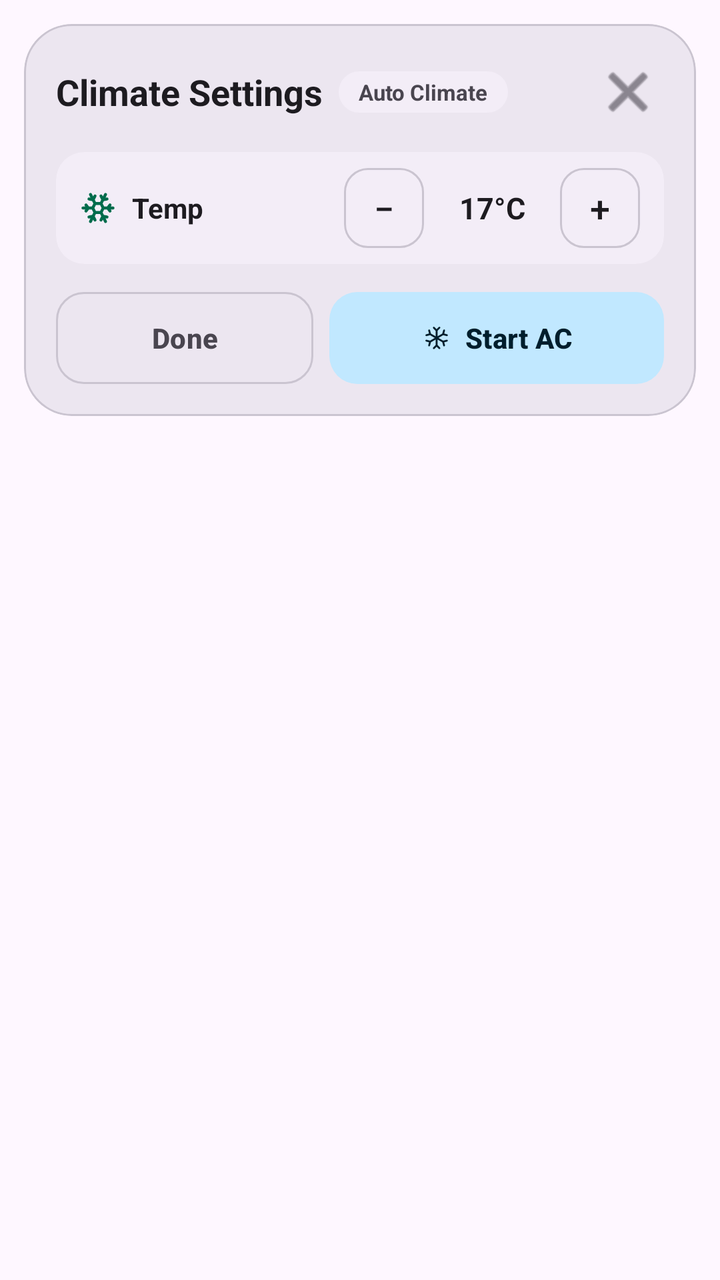
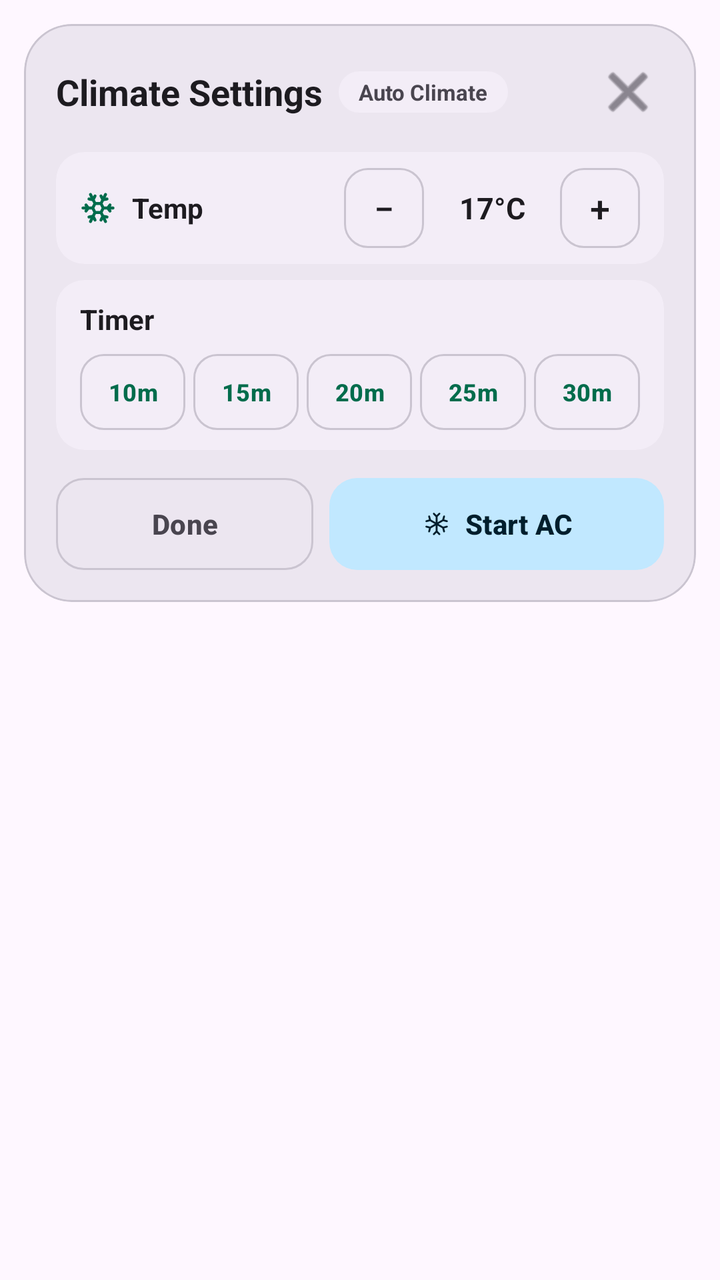

The first picture is an Android layout as it rendered before a commit; the second is the same layout after the commit. The layout source and the unified diff follow.
<!-- AndroidManifest.xml: application theme Theme.BydWatch -->
<!-- res/layout/dialog_climate_settings.xml -->
<?xml version="1.0" encoding="utf-8"?>
<FrameLayout xmlns:android="http://schemas.android.com/apk/res/android"
    xmlns:app="http://schemas.android.com/apk/res-auto"
    android:layout_width="match_parent"
    android:layout_height="wrap_content"
    android:padding="12dp">

    <com.google.android.material.card.MaterialCardView
        style="@style/Widget.Material3.CardView.Filled"
        android:layout_width="match_parent"
        android:layout_height="wrap_content"
        app:cardBackgroundColor="?attr/colorSurfaceContainerHigh"
        app:cardCornerRadius="24dp"
        app:cardElevation="0dp"
        app:strokeColor="?attr/colorOutlineVariant"
        app:strokeWidth="1dp">

        <LinearLayout
            android:layout_width="match_parent"
            android:layout_height="wrap_content"
            android:orientation="vertical"
            android:padding="16dp">

            
            <LinearLayout
                android:layout_width="match_parent"
                android:layout_height="wrap_content"
                android:layout_marginBottom="12dp"
                android:gravity="center_vertical"
                android:orientation="horizontal">

                <TextView
                    android:layout_width="wrap_content"
                    android:layout_height="wrap_content"
                    android:text="@string/climate_popup_title"
                    android:textColor="?attr/colorOnSurface"
                    android:textSize="18sp"
                    android:textStyle="bold" />

                <TextView
                    android:id="@+id/tvClimateModeBadge"
                    android:layout_width="wrap_content"
                    android:layout_height="wrap_content"
                    android:layout_marginStart="8dp"
                    android:background="@drawable/bg_pill_dark"
                    android:backgroundTint="?attr/colorSurfaceContainer"
                    android:paddingHorizontal="10dp"
                    android:paddingVertical="3dp"
                    android:text="@string/climate_mode_auto"
                    android:textColor="?attr/colorOnSurfaceVariant"
                    android:textSize="11sp"
                    android:textStyle="bold" />

                <View
                    android:layout_width="0dp"
                    android:layout_height="0dp"
                    android:layout_weight="1" />

                <ImageButton
                    android:id="@+id/btnClimateClose"
                    android:layout_width="36dp"
                    android:layout_height="36dp"
                    android:background="?attr/selectableItemBackgroundBorderless"
                    android:contentDescription="@string/btn_done"
                    android:padding="6dp"
                    android:src="@android:drawable/ic_menu_close_clear_cancel"
                    app:tint="?attr/colorOnSurfaceVariant" />
            </LinearLayout>

            
            <com.google.android.material.card.MaterialCardView
                style="@style/Widget.Material3.CardView.Filled"
                android:layout_width="match_parent"
                android:layout_height="wrap_content"
                app:cardBackgroundColor="?attr/colorSurfaceContainer"
                app:cardCornerRadius="14dp"
                app:strokeWidth="0dp">

                <LinearLayout
                    android:layout_width="match_parent"
                    android:layout_height="wrap_content"
                    android:gravity="center_vertical"
                    android:orientation="horizontal"
                    android:paddingHorizontal="12dp"
                    android:paddingVertical="8dp">

                    <ImageView
                        android:layout_width="18dp"
                        android:layout_height="18dp"
                        android:layout_marginEnd="8dp"
                        android:contentDescription="@string/label_temp"
                        android:src="@drawable/ic_byd_temp_snow"
                        app:tint="?attr/colorPrimary" />

                    <TextView
                        android:layout_width="0dp"
                        android:layout_height="wrap_content"
                        android:layout_weight="1"
                        android:text="@string/label_temp"
                        android:textColor="?attr/colorOnSurface"
                        android:textSize="14sp"
                        android:textStyle="bold" />

                    <com.google.android.material.button.MaterialButton
                        android:id="@+id/btnTempMinus"
                        style="@style/Widget.Material3.Button.OutlinedButton"
                        android:layout_width="40dp"
                        android:layout_height="40dp"
                        android:insetTop="0dp"
                        android:insetBottom="0dp"
                        android:padding="0dp"
                        android:text="@string/btn_temp_minus"
                        android:textColor="?attr/colorOnSurface"
                        android:textSize="18sp"
                        app:cornerRadius="12dp"
                        app:strokeColor="?attr/colorOutlineVariant" />

                    <TextView
                        android:id="@+id/tvTargetTemp"
                        android:layout_width="68dp"
                        android:layout_height="wrap_content"
                        android:gravity="center"
                        android:text="@string/default_target_temp"
                        android:textColor="?attr/colorOnSurface"
                        android:textSize="15sp"
                        android:textStyle="bold" />

                    <com.google.android.material.button.MaterialButton
                        android:id="@+id/btnTempPlus"
                        style="@style/Widget.Material3.Button.OutlinedButton"
                        android:layout_width="40dp"
                        android:layout_height="40dp"
                        android:insetTop="0dp"
                        android:insetBottom="0dp"
                        android:padding="0dp"
                        android:text="@string/btn_temp_plus"
                        android:textColor="?attr/colorOnSurface"
                        android:textSize="18sp"
                        app:cornerRadius="12dp"
                        app:strokeColor="?attr/colorOutlineVariant" />
                </LinearLayout>
            </com.google.android.material.card.MaterialCardView>

            
            <com.google.android.material.card.MaterialCardView
                android:id="@+id/layoutFanControl"
                style="@style/Widget.Material3.CardView.Filled"
                android:layout_width="match_parent"
                android:layout_height="wrap_content"
                android:layout_marginTop="8dp"
                android:visibility="gone"
                app:cardBackgroundColor="?attr/colorSurfaceContainer"
                app:cardCornerRadius="14dp"
                app:strokeWidth="0dp">

                <LinearLayout
                    android:layout_width="match_parent"
                    android:layout_height="wrap_content"
                    android:gravity="center_vertical"
                    android:orientation="horizontal"
                    android:paddingHorizontal="12dp"
                    android:paddingVertical="8dp">

                    <ImageView
                        android:layout_width="18dp"
                        android:layout_height="18dp"
                        android:layout_marginEnd="8dp"
                        android:contentDescription="@string/label_fan_speed"
                        android:src="@drawable/ic_byd_fan"
                        app:tint="?attr/colorSecondary" />

                    <TextView
                        android:layout_width="0dp"
                        android:layout_height="wrap_content"
                        android:layout_weight="1"
                        android:text="@string/label_fan_speed"
                        android:textColor="?attr/colorOnSurface"
                        android:textSize="14sp"
                        android:textStyle="bold" />

                    <com.google.android.material.button.MaterialButton
                        android:id="@+id/btnFanMinus"
                        style="@style/Widget.Material3.Button.OutlinedButton"
                        android:layout_width="40dp"
                        android:layout_height="40dp"
                        android:insetTop="0dp"
                        android:insetBottom="0dp"
                        android:padding="0dp"
                        android:text="@string/btn_temp_minus"
                        android:textColor="?attr/colorOnSurface"
                        android:textSize="18sp"
                        app:cornerRadius="12dp"
                        app:strokeColor="?attr/colorOutlineVariant" />

                    <TextView
                        android:id="@+id/tvFanLevel"
                        android:layout_width="68dp"
                        android:layout_height="wrap_content"
                        android:gravity="center"
                        android:text="@string/default_fan_level"
                        android:textColor="?attr/colorOnSurface"
                        android:textSize="15sp"
                        android:textStyle="bold" />

                    <com.google.android.material.button.MaterialButton
                        android:id="@+id/btnFanPlus"
                        style="@style/Widget.Material3.Button.OutlinedButton"
                        android:layout_width="40dp"
                        android:layout_height="40dp"
                        android:insetTop="0dp"
                        android:insetBottom="0dp"
                        android:padding="0dp"
                        android:text="@string/btn_temp_plus"
                        android:textColor="?attr/colorOnSurface"
                        android:textSize="18sp"
                        app:cornerRadius="12dp"
                        app:strokeColor="?attr/colorOutlineVariant" />
                </LinearLayout>
            </com.google.android.material.card.MaterialCardView>

            
            <com.google.android.material.card.MaterialCardView
                android:id="@+id/layoutVentControl"
                style="@style/Widget.Material3.CardView.Filled"
                android:layout_width="match_parent"
                android:layout_height="wrap_content"
                android:layout_marginTop="8dp"
                android:visibility="gone"
                app:cardBackgroundColor="?attr/colorSurfaceContainer"
                app:cardCornerRadius="14dp"
                app:strokeWidth="0dp">

                <LinearLayout
                    android:layout_width="match_parent"
                    android:layout_height="wrap_content"
                    android:gravity="center_vertical"
                    android:orientation="vertical"
                    android:paddingHorizontal="12dp"
                    android:paddingVertical="10dp">

                    <LinearLayout
                        android:layout_width="match_parent"
                        android:layout_height="wrap_content"
                        android:layout_marginBottom="8dp"
                        android:gravity="center_vertical"
                        android:orientation="horizontal">

                        <ImageView
                            android:layout_width="18dp"
                            android:layout_height="18dp"
                            android:layout_marginEnd="8dp"
                            android:contentDescription="@string/label_vent"
                            android:src="@drawable/ic_byd_vent"
                            app:tint="?attr/colorPrimary" />

                        <TextView
                            android:layout_width="wrap_content"
                            android:layout_height="wrap_content"
                            android:text="@string/label_vent"
                            android:textColor="?attr/colorOnSurface"
                            android:textSize="14sp"
                            android:textStyle="bold" />
                    </LinearLayout>

                    <LinearLayout
                        android:layout_width="match_parent"
                        android:layout_height="wrap_content"
                        android:orientation="horizontal">

                        <com.google.android.material.button.MaterialButton
                            android:id="@+id/btnVentBody"
                            style="@style/Widget.Material3.Button.OutlinedButton"
                            android:layout_width="0dp"
                            android:layout_height="38dp"
                            android:layout_marginEnd="6dp"
                            android:layout_weight="1"
                            android:insetTop="0dp"
                            android:insetBottom="0dp"
                            android:paddingHorizontal="4dp"
                            android:text="@string/vent_body"
                            android:textAllCaps="false"
                            android:textSize="12sp"
                            android:textStyle="bold"
                            app:cornerRadius="12dp"
                            app:strokeColor="?attr/colorOutlineVariant" />

                        <com.google.android.material.button.MaterialButton
                            android:id="@+id/btnVentBodyFeet"
                            style="@style/Widget.Material3.Button.OutlinedButton"
                            android:layout_width="0dp"
                            android:layout_height="38dp"
                            android:layout_marginEnd="6dp"
                            android:layout_weight="1.3"
                            android:insetTop="0dp"
                            android:insetBottom="0dp"
                            android:paddingHorizontal="4dp"
                            android:text="@string/vent_body_feet"
                            android:textAllCaps="false"
                            android:textSize="12sp"
                            android:textStyle="bold"
                            app:cornerRadius="12dp"
                            app:strokeColor="?attr/colorOutlineVariant" />

                        <com.google.android.material.button.MaterialButton
                            android:id="@+id/btnVentFeet"
                            style="@style/Widget.Material3.Button.OutlinedButton"
                            android:layout_width="0dp"
                            android:layout_height="38dp"
                            android:layout_weight="1"
                            android:insetTop="0dp"
                            android:insetBottom="0dp"
                            android:paddingHorizontal="4dp"
                            android:text="@string/vent_feet"
                            android:textAllCaps="false"
                            android:textSize="12sp"
                            android:textStyle="bold"
                            app:cornerRadius="12dp"
                            app:strokeColor="?attr/colorOutlineVariant" />
                    </LinearLayout>
                </LinearLayout>
            </com.google.android.material.card.MaterialCardView>

            
            <LinearLayout
                android:layout_width="match_parent"
                android:layout_height="wrap_content"
                android:layout_marginTop="14dp"
                android:orientation="horizontal">

                <com.google.android.material.button.MaterialButton
                    android:id="@+id/btnClimateDone"
                    style="@style/Widget.Material3.Button.OutlinedButton"
                    android:layout_width="0dp"
                    android:layout_height="46dp"
                    android:layout_marginEnd="8dp"
                    android:layout_weight="1"
                    android:insetTop="0dp"
                    android:insetBottom="0dp"
                    android:text="@string/btn_done"
                    android:textAllCaps="false"
                    android:textColor="?attr/colorOnSurfaceVariant"
                    android:textSize="14sp"
                    android:textStyle="bold"
                    app:cornerRadius="14dp"
                    app:strokeColor="?attr/colorOutlineVariant" />

                <com.google.android.material.button.MaterialButton
                    android:id="@+id/btnClimateApply"
                    style="@style/Widget.Material3.Button.TonalButton"
                    android:layout_width="0dp"
                    android:layout_height="46dp"
                    android:layout_weight="1.3"
                    android:insetTop="0dp"
                    android:insetBottom="0dp"
                    android:text="@string/btn_start_ac"
                    android:textAllCaps="false"
                    android:textColor="?attr/colorOnPrimaryContainer"
                    android:textSize="14sp"
                    android:textStyle="bold"
                    app:backgroundTint="?attr/colorPrimaryContainer"
                    app:cornerRadius="14dp"
                    app:icon="@drawable/ic_byd_ac"
                    app:iconGravity="textStart"
                    app:iconPadding="6dp"
                    app:iconSize="16dp"
                    app:iconTint="?attr/colorOnPrimaryContainer" />
            </LinearLayout>
        </LinearLayout>
    </com.google.android.material.card.MaterialCardView>
</FrameLayout>
<!-- resources referenced by this layout -->
<resources>
  <!-- drawable bg_pill_dark (drawable) -->
  <?xml version="1.0" encoding="utf-8"?>
  <shape xmlns:android="http://schemas.android.com/apk/res/android"
      android:shape="rectangle">
      <solid android:color="@color/surface_inner" />
      <corners android:radius="999dp" />
  </shape>
  <!-- drawable ic_byd_fan (drawable) -->
  <?xml version="1.0" encoding="utf-8"?>
  <vector xmlns:android="http://schemas.android.com/apk/res/android"
      android:width="20dp"
      android:height="20dp"
      android:viewportWidth="24"
      android:viewportHeight="24">
      <path
          android:fillColor="#FFFFFFFF"
          android:pathData="M12,11a1,1 0 1,0 0,2a1,1 0 1,0 0,-2zM12,2c1.8,0 3,1.2 3,3c0,1.9 -1.7,3.3 -2.5,4.8c1.5,-0.8 2.9,-2.5 4.8,-2.5c1.8,0 3,1.2 3,3s-1.2,3 -3,3c-1.9,0 -3.3,-1.7 -4.8,-2.5c0.8,1.5 2.5,2.9 2.5,4.8c0,1.8 -1.2,3 -3,3s-3,-1.2 -3,-3c0,-1.9 1.7,-3.3 2.5,-4.8c-1.5,0.8 -2.9,2.5 -4.8,2.5c-1.8,0 -3,-1.2 -3,-3s1.2,-3 3,-3c1.9,0 3.3,1.7 4.8,2.5C10.7,8.3 9,6.9 9,5C9,3.2 10.2,2 12,2z" />
  </vector>
  <!-- drawable ic_byd_vent (drawable) -->
  <?xml version="1.0" encoding="utf-8"?>
  <vector xmlns:android="http://schemas.android.com/apk/res/android"
      android:width="20dp"
      android:height="20dp"
      android:viewportWidth="24"
      android:viewportHeight="24">
      <path
          android:fillColor="@android:color/transparent"
          android:strokeColor="#FFFFFFFF"
          android:strokeLineCap="round"
          android:strokeLineJoin="round"
          android:strokeWidth="2"
          android:pathData="M3,8h13a2.5,2.5 0 1,0 -2.5,-2.5M3,12h16a2.5,2.5 0 1,1 -2.5,2.5M3,16h9a2,2 0 1,1 -2,2" />
  </vector>
  <string name="btn_done">Done</string>
  <string name="btn_start_ac">Start AC</string>
  <string name="btn_temp_minus">−</string>
  <string name="btn_temp_plus">+</string>
  <string name="climate_mode_auto">Auto Climate</string>
  <string name="climate_popup_title">Climate Settings</string>
  <string name="default_fan_level">Lvl 4</string>
  <string name="default_target_temp">17°C</string>
  <string name="label_fan_speed">Fan</string>
  <string name="label_temp">Temp</string>
  <string name="label_vent">Vent</string>
  <string name="vent_body">Body</string>
  <string name="vent_body_feet">Body+Feet</string>
  <string name="vent_feet">Feet</string>
  <color name="surface_inner">#EDF2EF</color>
  <color name="accent_emerald">#006C4C</color>
  <color name="bg_obsidian">#F6F8F7</color>
  <color name="widget_primary_container">#9FF2CE</color>
  <color name="widget_on_primary_container">#002114</color>
  <color name="accent_cyan">#00658E</color>
  <color name="widget_secondary_container">#CBE6FF</color>
  <color name="widget_on_secondary_container">#001E30</color>
  <color name="widget_tertiary_container">#FFE0B2</color>
  <color name="widget_on_tertiary_container">#2B1700</color>
  <style name="Widget.BydWatch.TextInputLayout" parent="Widget.Material3.TextInputLayout.OutlinedBox">
          <item name="boxCornerRadiusTopStart">16dp</item>
          <item name="boxCornerRadiusTopEnd">16dp</item>
          <item name="boxCornerRadiusBottomStart">16dp</item>
          <item name="boxCornerRadiusBottomEnd">16dp</item>
          <item name="boxStrokeWidth">1dp</item>
          <item name="boxStrokeWidthFocused">2dp</item>
      </style>
  <!-- unchanged entries left out for length: 3 -->
</resources>

<!-- the commit's change to res/layout/dialog_climate_settings.xml (unified diff, before → after) -->
@@ -311,6 +311,130 @@
                             android:insetBottom="0dp"
                             android:paddingHorizontal="4dp"
                             android:text="@string/vent_feet"
+                            android:textAllCaps="false"
+                            android:textSize="12sp"
+                            android:textStyle="bold"
+                            app:cornerRadius="12dp"
+                            app:strokeColor="?attr/colorOutlineVariant" />
+                    </LinearLayout>
+                </LinearLayout>
+            </com.google.android.material.card.MaterialCardView>
+
+            
+            <com.google.android.material.card.MaterialCardView
+                android:id="@+id/layoutAcTimerControl"
+                style="@style/Widget.Material3.CardView.Filled"
+                android:layout_width="match_parent"
+                android:layout_height="wrap_content"
+                android:layout_marginTop="8dp"
+                app:cardBackgroundColor="?attr/colorSurfaceContainer"
+                app:cardCornerRadius="14dp"
+                app:strokeWidth="0dp">
+
+                <LinearLayout
+                    android:layout_width="match_parent"
+                    android:layout_height="wrap_content"
+                    android:orientation="vertical"
+                    android:paddingHorizontal="12dp"
+                    android:paddingVertical="10dp">
+
+                    <TextView
+                        android:layout_width="wrap_content"
+                        android:layout_height="wrap_content"
+                        android:layout_marginBottom="8dp"
+                        android:text="@string/label_ac_timer"
+                        android:textColor="?attr/colorOnSurface"
+                        android:textSize="14sp"
+                        android:textStyle="bold" />
+
+                    <LinearLayout
+                        android:layout_width="match_parent"
+                        android:layout_height="wrap_content"
+                        android:orientation="horizontal">
+
+                        <com.google.android.material.button.MaterialButton
+                            android:id="@+id/btnAcTimer10"
+                            style="@style/Widget.Material3.Button.OutlinedButton"
+                            android:layout_width="0dp"
+                            android:layout_height="38dp"
+                            android:layout_marginEnd="4dp"
+                            android:layout_weight="1"
+                            android:insetTop="0dp"
+                            android:insetBottom="0dp"
+                            android:minWidth="0dp"
+                            android:paddingHorizontal="2dp"
+                            android:text="10m"
+                            android:textAllCaps="false"
+                            android:textSize="12sp"
+                            android:textStyle="bold"
+                            app:cornerRadius="12dp"
+                            app:strokeColor="?attr/colorOutlineVariant" />
+
+                        <com.google.android.material.button.MaterialButton
+                            android:id="@+id/btnAcTimer15"
+                            style="@style/Widget.Material3.Button.OutlinedButton"
+                            android:layout_width="0dp"
+                            android:layout_height="38dp"
+                            android:layout_marginEnd="4dp"
+                            android:layout_weight="1"
+                            android:insetTop="0dp"
+                            android:insetBottom="0dp"
+                            android:minWidth="0dp"
+                            android:paddingHorizontal="2dp"
+                            android:text="15m"
+                            android:textAllCaps="false"
+                            android:textSize="12sp"
+                            android:textStyle="bold"
+                            app:cornerRadius="12dp"
+                            app:strokeColor="?attr/colorOutlineVariant" />
+
+                        <com.google.android.material.button.MaterialButton
+                            android:id="@+id/btnAcTimer20"
+                            style="@style/Widget.Material3.Button.OutlinedButton"
+                            android:layout_width="0dp"
+                            android:layout_height="38dp"
+                            android:layout_marginEnd="4dp"
+                            android:layout_weight="1"
+                            android:insetTop="0dp"
+                            android:insetBottom="0dp"
+                            android:minWidth="0dp"
+                            android:paddingHorizontal="2dp"
+                            android:text="20m"
+                            android:textAllCaps="false"
+                            android:textSize="12sp"
+                            android:textStyle="bold"
+                            app:cornerRadius="12dp"
+                            app:strokeColor="?attr/colorOutlineVariant" />
+
+                        <com.google.android.material.button.MaterialButton
+                            android:id="@+id/btnAcTimer25"
+                            style="@style/Widget.Material3.Button.OutlinedButton"
+                            android:layout_width="0dp"
+                            android:layout_height="38dp"
+                            android:layout_marginEnd="4dp"
+                            android:layout_weight="1"
+                            android:insetTop="0dp"
+                            android:insetBottom="0dp"
+                            android:minWidth="0dp"
+                            android:paddingHorizontal="2dp"
+                            android:text="25m"
+                            android:textAllCaps="false"
+                            android:textSize="12sp"
+                            android:textStyle="bold"
+                            app:cornerRadius="12dp"
+                            app:strokeColor="?attr/colorOutlineVariant" />
+
+                        <com.google.android.material.button.MaterialButton
+                            android:id="@+id/btnAcTimer30"
+                            style="@style/Widget.Material3.Button.OutlinedButton"
+                            android:layout_width="0dp"
+                            android:layout_height="38dp"
+                            android:layout_weight="1"
+                            android:insetTop="0dp"
+                            android:insetBottom="0dp"
+                            android:minWidth="0dp"
+                            android:paddingHorizontal="2dp"
+                            android:text="30m"
                             android:textAllCaps="false"
                             android:textSize="12sp"
                             android:textStyle="bold"
<!-- resource entries referenced after the edit -->
@@ -41,6 +41,7 @@
   <string name="climate_popup_title">Climate Settings</string>
   <string name="default_fan_level">Lvl 4</string>
   <string name="default_target_temp">17°C</string>
+  <string name="label_ac_timer">Timer</string>
   <string name="label_fan_speed">Fan</string>
   <string name="label_temp">Temp</string>
   <string name="label_vent">Vent</string>
